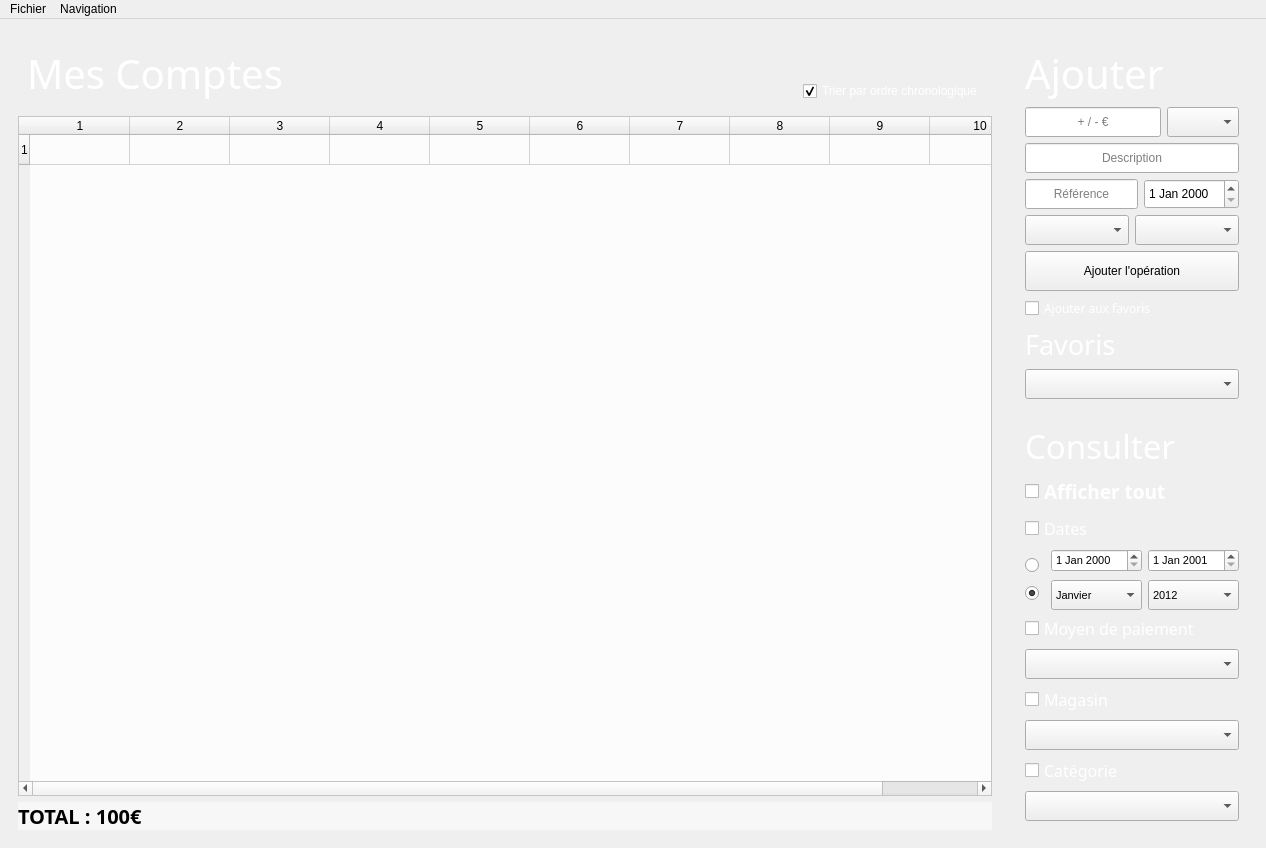
corentindesfarges/comptaco, file comptes.ui: the form before one commit.
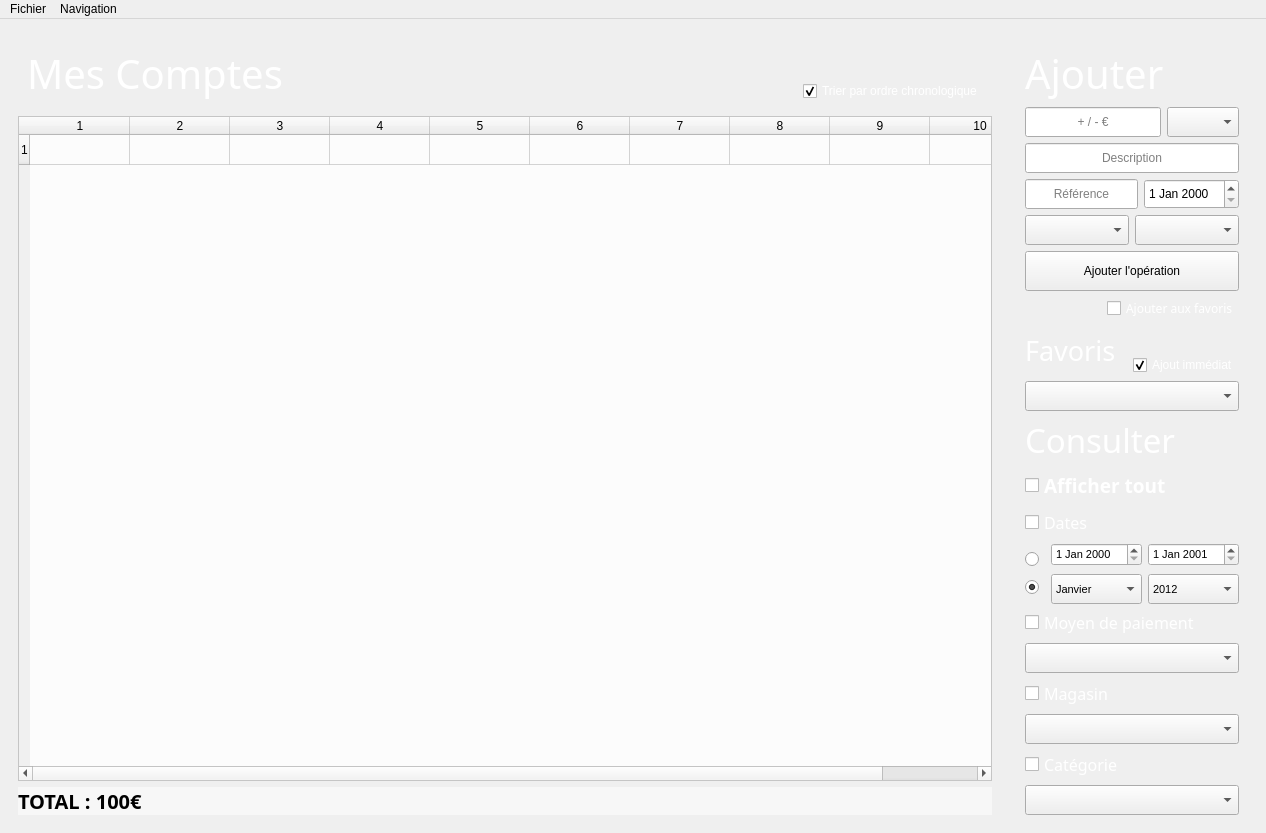
The form after the commit.

```diff
--- a/comptes.ui
+++ b/comptes.ui
@@ -294,6 +294,9 @@
        </size>
       </property>
       <layout class="QVBoxLayout" name="verticalLayout_2">
+       <property name="bottomMargin">
+        <number>0</number>
+       </property>
        <item>
         <widget class="QWidget" name="layout_add" native="true">
          <property name="maximumSize">
@@ -303,6 +306,9 @@
           </size>
          </property>
          <layout class="QVBoxLayout" name="verticalLayout">
+          <property name="bottomMargin">
+           <number>0</number>
+          </property>
           <item>
            <widget class="QLabel" name="label_2">
             <property name="font">
@@ -438,7 +444,7 @@
             </property>
            </widget>
           </item>
-          <item>
+          <item alignment="Qt::AlignRight">
            <widget class="QCheckBox" name="check_favori">
             <property name="palette">
              <palette>
@@ -489,6 +495,8 @@
            </widget>
           </item>
           <item>
+           <layout class="QHBoxLayout" name="horizontalLayout_9">
+            <item>
            <widget class="QLabel" name="label_3">
             <property name="palette">
              <palette>
@@ -538,6 +546,55 @@
             </property>
            </widget>
           </item>
+            <item alignment="Qt::AlignBottom">
+             <widget class="QCheckBox" name="check_immediat_fav">
+              <property name="palette">
+               <palette>
+                <active>
+                 <colorrole role="WindowText">
+                  <brush brushstyle="SolidPattern">
+                   <color alpha="255">
+                    <red>255</red>
+                    <green>255</green>
+                    <blue>255</blue>
+                   </color>
+                  </brush>
+                 </colorrole>
+                </active>
+                <inactive>
+                 <colorrole role="WindowText">
+                  <brush brushstyle="SolidPattern">
+                   <color alpha="255">
+                    <red>255</red>
+                    <green>255</green>
+                    <blue>255</blue>
+                   </color>
+                  </brush>
+                 </colorrole>
+                </inactive>
+                <disabled>
+                 <colorrole role="WindowText">
+                  <brush brushstyle="SolidPattern">
+                   <color alpha="255">
+                    <red>120</red>
+                    <green>120</green>
+                    <blue>120</blue>
+                   </color>
+                  </brush>
+                 </colorrole>
+                </disabled>
+               </palette>
+              </property>
+              <property name="text">
+               <string>Ajout immédiat</string>
+              </property>
+              <property name="checked">
+               <bool>true</bool>
+              </property>
+             </widget>
+            </item>
+           </layout>
+          </item>
           <item>
            <widget class="QComboBox" name="list_fav">
             <property name="minimumSize">
@@ -551,19 +608,6 @@
          </layout>
         </widget>
        </item>
-       <item>
-        <spacer name="verticalSpacer">
-         <property name="orientation">
-          <enum>Qt::Vertical</enum>
-         </property>
-         <property name="sizeHint" stdset="0">
-          <size>
-           <width>20</width>
-           <height>40</height>
-          </size>
-         </property>
-        </spacer>
-       </item>
        <item>
         <widget class="QWidget" name="layout_select" native="true">
          <property name="minimumSize">
@@ -578,6 +622,9 @@
           </font>
          </property>
          <layout class="QVBoxLayout" name="verticalLayout_7">
+          <property name="topMargin">
+           <number>0</number>
+          </property>
           <item>
            <widget class="QLabel" name="label">
             <property name="font">
```
Lines whose indentation alone changed are shown as unchanged.
